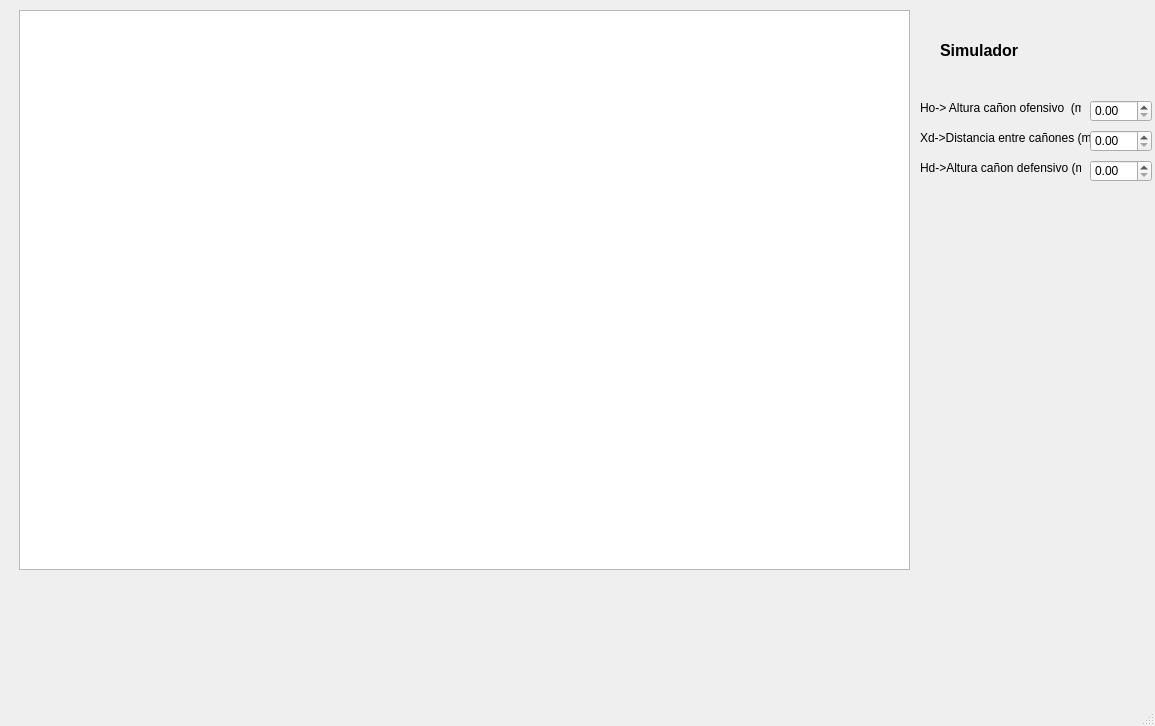
This is Parcial-Final/mainwindow.ui in Mauricioduque/Parcial-Final as Qt 5 draws it before an edit. The edited form follows.
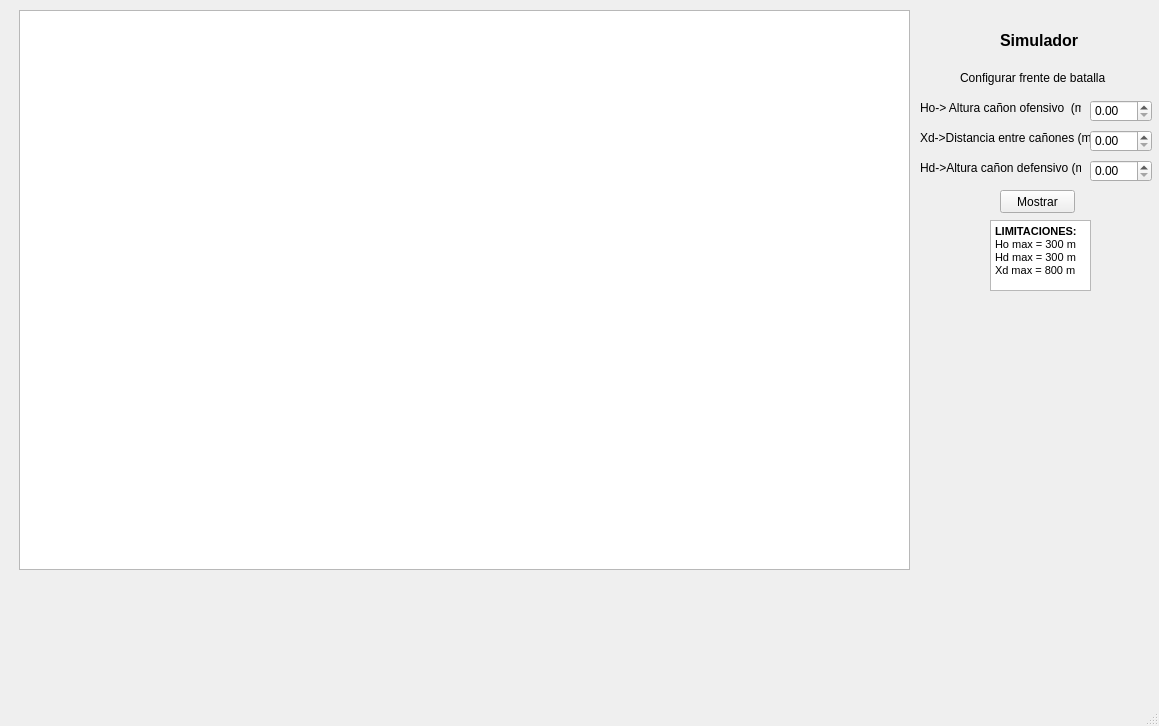
This is the edited form.

Commit message: Se configura el frente de batalla

```diff
--- a/Parcial-Final/mainwindow.ui
+++ b/Parcial-Final/mainwindow.ui
@@ -6,7 +6,7 @@
    <rect>
     <x>0</x>
     <y>0</y>
-    <width>1155</width>
+    <width>1159</width>
     <height>726</height>
    </rect>
   </property>
@@ -27,8 +27,8 @@
    <widget class="QLabel" name="label">
     <property name="geometry">
      <rect>
-      <x>940</x>
-      <y>30</y>
+      <x>1000</x>
+      <y>20</y>
       <width>81</width>
       <height>41</height>
      </rect>
@@ -107,6 +107,61 @@
       <width>62</width>
       <height>22</height>
      </rect>
+    </property>
+    <property name="maximumSize">
+     <size>
+      <width>800</width>
+      <height>16777215</height>
+     </size>
+    </property>
+    <property name="maximum">
+     <double>800.000000000000000</double>
+    </property>
+   </widget>
+   <widget class="QPushButton" name="pushButton">
+    <property name="geometry">
+     <rect>
+      <x>1000</x>
+      <y>190</y>
+      <width>75</width>
+      <height>23</height>
+     </rect>
+    </property>
+    <property name="text">
+     <string>Mostrar</string>
+    </property>
+   </widget>
+   <widget class="QTextBrowser" name="textBrowser">
+    <property name="geometry">
+     <rect>
+      <x>990</x>
+      <y>220</y>
+      <width>101</width>
+      <height>71</height>
+     </rect>
+    </property>
+    <property name="html">
+     <string>&lt;!DOCTYPE HTML PUBLIC &quot;-//W3C//DTD HTML 4.0//EN&quot; &quot;http://www.w3.org/TR/REC-html40/strict.dtd&quot;&gt;
+&lt;html&gt;&lt;head&gt;&lt;meta name=&quot;qrichtext&quot; content=&quot;1&quot; /&gt;&lt;style type=&quot;text/css&quot;&gt;
+p, li { white-space: pre-wrap; }
+&lt;/style&gt;&lt;/head&gt;&lt;body style=&quot; font-family:'MS Shell Dlg 2'; font-size:8.25pt; font-weight:400; font-style:normal;&quot;&gt;
+&lt;p style=&quot; margin-top:0px; margin-bottom:0px; margin-left:0px; margin-right:0px; -qt-block-indent:0; text-indent:0px;&quot;&gt;&lt;span style=&quot; font-weight:600;&quot;&gt;LIMITACIONES:&lt;/span&gt;&lt;/p&gt;
+&lt;p style=&quot; margin-top:0px; margin-bottom:0px; margin-left:0px; margin-right:0px; -qt-block-indent:0; text-indent:0px;&quot;&gt;Ho max = 300 m  &lt;/p&gt;
+&lt;p style=&quot; margin-top:0px; margin-bottom:0px; margin-left:0px; margin-right:0px; -qt-block-indent:0; text-indent:0px;&quot;&gt;Hd max = 300 m  &lt;/p&gt;
+&lt;p style=&quot; margin-top:0px; margin-bottom:0px; margin-left:0px; margin-right:0px; -qt-block-indent:0; text-indent:0px;&quot;&gt;Xd max = 800 m&lt;/p&gt;&lt;/body&gt;&lt;/html&gt;</string>
+    </property>
+   </widget>
+   <widget class="QLabel" name="label_5">
+    <property name="geometry">
+     <rect>
+      <x>960</x>
+      <y>70</y>
+      <width>151</width>
+      <height>16</height>
+     </rect>
+    </property>
+    <property name="text">
+     <string>Configurar frente de batalla </string>
     </property>
    </widget>
   </widget>
```
Left out of the diff: 12 changed lines with no effect on the pictures. The commit also changes 2 other files.
